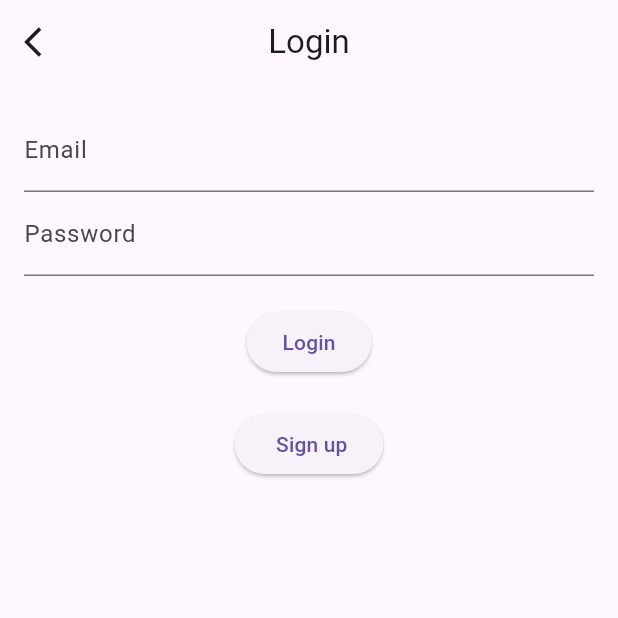
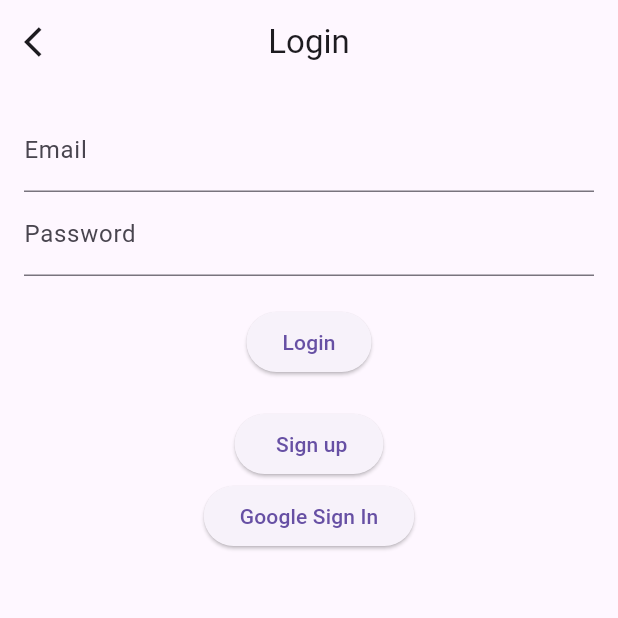
Before and after one commit to Palash-Chandra-Roy/Supabase_project, a Flutter app: the screen it shows after launch, on a phone screen of 412 x 824 dp, the top half of it. Run offline on Flutter 3.47's test engine with Material 3 defaults, Android fonts, the phone set to English and light mode, and no system bars; our stand-ins replace get, supabase_flutter; accounts and stored records are empty.

Commit message:
google sigin

```diff
--- /dev/null
+++ b/lib/Controller/google_controller.dart
@@ -0,0 +1,3 @@
+import 'package:get/get.dart';
+
+class GoogleController extends GetxController {}
--- a/lib/Screen/login_form.dart
+++ b/lib/Screen/login_form.dart
@@ -1,11 +1,13 @@
 import 'package:flutter/material.dart';
 import 'package:get/get.dart';
+import 'package:supabase_frist_project/Controller/google_controller.dart';
 
 import '../controller/auth_controller.dart';
 
 class LoginScreen extends StatelessWidget {
   final emailController = TextEditingController();
   final passwordController = TextEditingController();
+  final contactController = Get.put(GoogleController());
 
   LoginScreen({super.key});
 
@@ -59,6 +61,13 @@ class LoginScreen extends StatelessWidget {
                         },
                         child: const Text(" Sign up"),
                       ),
+
+                      ElevatedButton(
+                        onPressed: () {
+                          Obx(() => Text(contactController.contactText.value));
+                        },
+                        child: Text("Google Sign In"),
+                      ),
                     ],
                   ),
                 ),
--- a/pubspec.yaml
+++ b/pubspec.yaml
@@ -36,7 +36,8 @@ dependencies:
   cupertino_icons: ^1.0.8
   supabase_flutter: ^2.9.1
   get: ^4.7.2
-  google_login: ^1.0.3
+  google_sign_in: ^6.3.0
+  http: ^1.4.0
 
 dev_dependencies:
   flutter_test:
```
Also changed, not shown: pubspec.lock, 3 other files.
